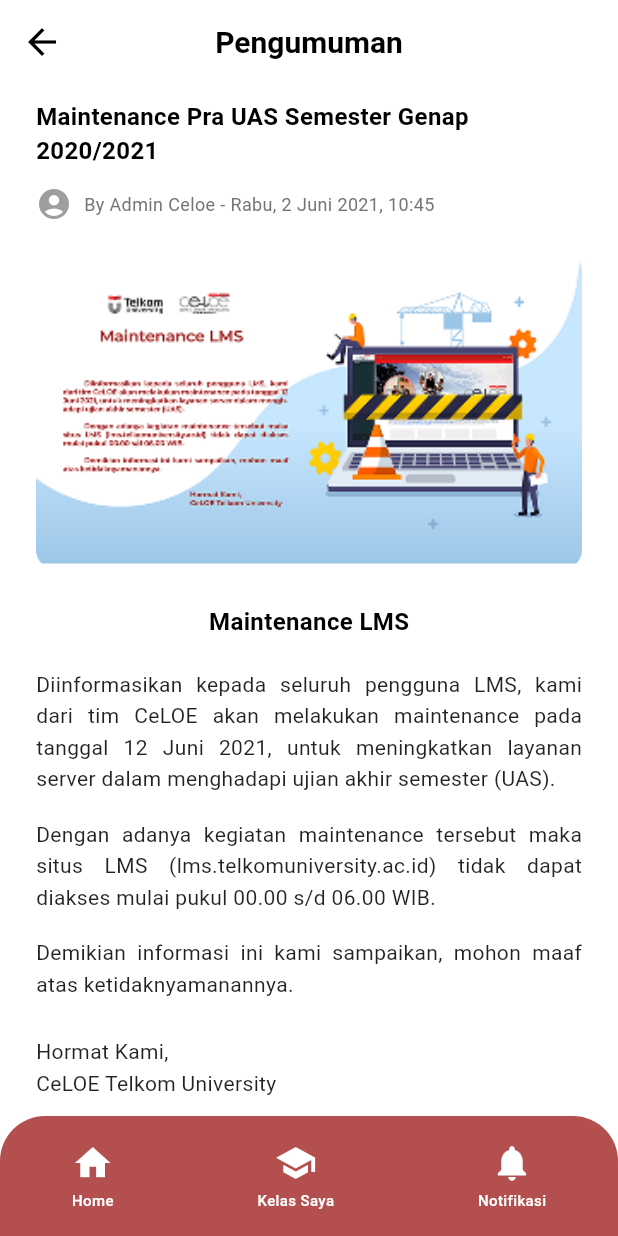
After one commit to Yogaseptiandwipratama/telkom, a Flutter app: the AnnouncementDetailPage screen opened directly, on a phone screen of 412 x 824 dp. The commit adds this screen. Run offline on Flutter 3.47's test engine with Material 3 defaults, Android fonts, the phone set to English and light mode, and no system bars.

Commit message:
menamahkan detail pengumuman

```diff
--- /dev/null
+++ b/lib/presentation/pages/announcement_detail_page.dart
@@ -0,0 +1,167 @@
+import 'package:flutter/material.dart';
+
+class AnnouncementDetailPage extends StatelessWidget {
+  const AnnouncementDetailPage({super.key});
+
+  @override
+  Widget build(BuildContext context) {
+    return Scaffold(
+      backgroundColor: Colors.white,
+      appBar: AppBar(
+        backgroundColor: Colors.white,
+        elevation: 0,
+        leading: IconButton(
+          icon: const Icon(Icons.arrow_back, color: Colors.black, size: 28),
+          onPressed: () => Navigator.pop(context),
+        ),
+        centerTitle: true,
+        title: const Text(
+          'Pengumuman',
+          style: TextStyle(
+            color: Colors.black,
+            fontWeight: FontWeight.bold,
+            fontSize: 20,
+          ),
+        ),
+      ),
+      body: Stack(
+        children: [
+          SingleChildScrollView(
+            padding: const EdgeInsets.fromLTRB(24, 10, 24, 100), // Bottom padding for nav bar
+            child: Column(
+              crossAxisAlignment: CrossAxisAlignment.start,
+              children: [
+                const Text(
+                  'Maintenance Pra UAS Semester Genap 2020/2021',
+                  style: TextStyle(
+                    fontSize: 16,
+                    fontWeight: FontWeight.bold,
+                    color: Colors.black,
+                  ),
+                ),
+                const SizedBox(height: 12),
+                Row(
+                  children: [
+                    const Icon(Icons.account_circle, color: Colors.grey, size: 24), // Placeholder for user avatar
+                    const SizedBox(width: 8),
+                    Text(
+                      'By Admin Celoe - Rabu, 2 Juni 2021, 10:45',
+                      style: TextStyle(
+                        fontSize: 12,
+                        color: Colors.grey[600],
+                      ),
+                    ),
+                  ],
+                ),
+                const SizedBox(height: 20),
+                // Image
+                ClipRRect(
+                  borderRadius: BorderRadius.circular(12),
+                  child: Image.asset(
+                    'assets/images/Pengumuman.png',
+                    width: double.infinity,
+                    fit: BoxFit.cover,
+                    errorBuilder: (context, error, stackTrace) =>
+                        Container(height: 200, color: Colors.grey[200], child: const Center(child: Text('Image Not Found'))),
+                  ),
+                ),
+                const SizedBox(height: 24),
+
+                const Center(
+                  child: Text(
+                    'Maintenance LMS',
+                    style: TextStyle(
+                      fontSize: 16,
+                      fontWeight: FontWeight.bold,
+                      color: Colors.black,
+                    ),
+                  ),
+                ),
+                const SizedBox(height: 20),
+
+                const Text(
+                  'Diinformasikan kepada seluruh pengguna LMS, kami dari tim CeLOE akan melakukan maintenance pada tanggal 12 Juni 2021, untuk meningkatkan layanan server dalam menghadapi ujian akhir semester (UAS).',
+                  style: TextStyle(fontSize: 14, height: 1.5, color: Colors.black87),
+                  textAlign: TextAlign.justify,
+                ),
+                const SizedBox(height: 16),
+                const Text(
+                  'Dengan adanya kegiatan maintenance tersebut maka situs LMS (lms.telkomuniversity.ac.id) tidak dapat diakses mulai pukul 00.00 s/d 06.00 WIB.',
+                  style: TextStyle(fontSize: 14, height: 1.5, color: Colors.black87),
+                  textAlign: TextAlign.justify,
+                ),
+                const SizedBox(height: 16),
+                const Text(
+                  'Demikian informasi ini kami sampaikan, mohon maaf atas ketidaknyamanannya.',
+                  style: TextStyle(fontSize: 14, height: 1.5, color: Colors.black87),
+                  textAlign: TextAlign.justify,
+                ),
+                const SizedBox(height: 24),
+                const Text(
+                  'Hormat Kami,\nCeLOE Telkom University',
+                  style: TextStyle(fontSize: 14, height: 1.5, color: Colors.black87),
+                ),
+              ],
+            ),
+          ),
+           Positioned(
+            left: 0,
+            right: 0,
+            bottom: 0,
+            child: _buildBottomNavigationBar(context),
+          ),
+        ],
+      ),
+    );
+  }
+
+  Widget _buildBottomNavigationBar(BuildContext context) {
+    return Container(
+      height: 80,
+      decoration: const BoxDecoration(
+        color: Color(0xFFB44F4F),
+        borderRadius: BorderRadius.only(
+          topLeft: Radius.circular(30),
+          topRight: Radius.circular(30),
+        ),
+      ),
+      child: Row(
+        mainAxisAlignment: MainAxisAlignment.spaceAround,
+        children: [
+          _buildNavItem(context, Icons.home, 'Home', 0),
+          _buildNavItem(context, Icons.school, 'Kelas Saya', 1),
+          _buildNavItem(context, Icons.notifications, 'Notifikasi', 2),
+        ],
+      ),
+    );
+  }
+
+  Widget _buildNavItem(BuildContext context, IconData icon, String label, int index) {
+    return GestureDetector(
+      onTap: () {
+         if (index == 0) {
+             Navigator.of(context).popUntil((route) => route.isFirst);
+         }
+      },
+      child: Column(
+        mainAxisAlignment: MainAxisAlignment.center,
+        children: [
+          Icon(
+            icon,
+            color: Colors.white,
+            size: 28,
+          ),
+          const SizedBox(height: 4),
+          Text(
+            label,
+            style: const TextStyle(
+              color: Colors.white,
+              fontSize: 10,
+              fontWeight: FontWeight.w500,
+            ),
+          ),
+        ],
+      ),
+    );
+  }
+}
--- a/lib/presentation/pages/announcement_page.dart
+++ b/lib/presentation/pages/announcement_page.dart
@@ -1,4 +1,5 @@
 import 'package:flutter/material.dart';
+import 'announcement_detail_page.dart';
 
 class AnnouncementPage extends StatelessWidget {
   const AnnouncementPage({super.key});
@@ -30,16 +31,19 @@
             padding: const EdgeInsets.symmetric(horizontal: 24, vertical: 20),
             children: [
               _buildAnnouncementItem(
+                context,
                 title: 'Maintenance Pra UAS Semester Genap 2020/2021',
                 subtitle: 'By Admin Celoe - Rabu, 2 Juni 2021, 10:45',
               ),
               const SizedBox(height: 24),
               _buildAnnouncementItem(
+                context,
                 title: 'Pengumuman Maintance',
                 subtitle: 'By Admin Celoe - Senin, 11 Januari 2021, 7:52',
               ),
               const SizedBox(height: 24),
               _buildAnnouncementItem(
+                context,
                 title: 'Maintenance Pra UAS Semeter Ganjil 2020/2021',
                 subtitle: 'By Admin Celoe - Minggu, 10 Januari 2021, 9:30',
               ),
@@ -57,11 +61,20 @@
     );
   }
 
-  Widget _buildAnnouncementItem({
+  Widget _buildAnnouncementItem(
+    BuildContext context, {
     required String title,
     required String subtitle,
   }) {
-    return Row(
+    return GestureDetector(
+      onTap: () {
+        // Navigate to detail page
+        Navigator.push(
+          context,
+          MaterialPageRoute(builder: (context) => const AnnouncementDetailPage()),
+        );
+      },
+      child: Row(
         crossAxisAlignment: CrossAxisAlignment.start,
         children: [
           // Icon
@@ -83,7 +96,7 @@
                   style: const TextStyle(
                     color: Colors.black,
                     fontSize: 14,
-                  fontWeight: FontWeight.w600,
+                    fontWeight: FontWeight.w600, // Semi-bold
                     height: 1.3,
                   ),
                 ),
@@ -100,6 +113,7 @@
             ),
           ),
         ],
+      ),
     );
   }
 
@@ -128,7 +142,7 @@
     return GestureDetector(
       onTap: () {
         if (index == 0) {
-          Navigator.pop(context); // Assuming Home is back in stack or use named route
+          Navigator.of(context).popUntil((route) => route.isFirst); // Back to Home
         }
       },
       child: Column(
```
Also changed, not shown: assets/images/Pengumuman.png. Lines whose indentation alone changed are shown as unchanged.
